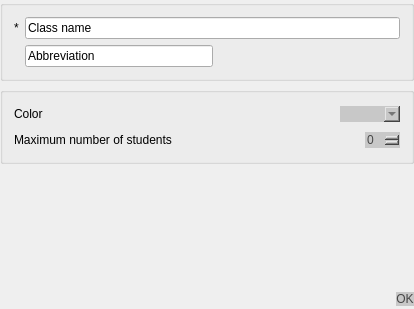
alexandrutm/UnivTimetable, file Orar/OrarApp/ClassesDialog.ui: the form before one commit.
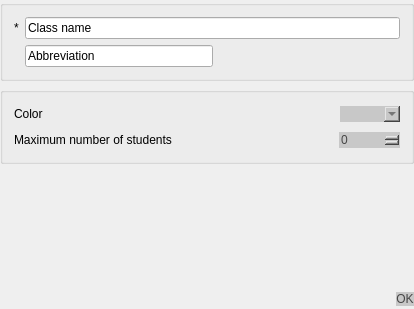
The form after the commit.

```diff
--- a/Orar/OrarApp/ClassesDialog.ui
+++ b/Orar/OrarApp/ClassesDialog.ui
@@ -206,6 +206,9 @@
 	background-color: rgb(231, 231, 231);
 }</string>
               </property>
+              <property name="maximum">
+               <number>100000</number>
+              </property>
              </widget>
             </item>
            </layout>
```
